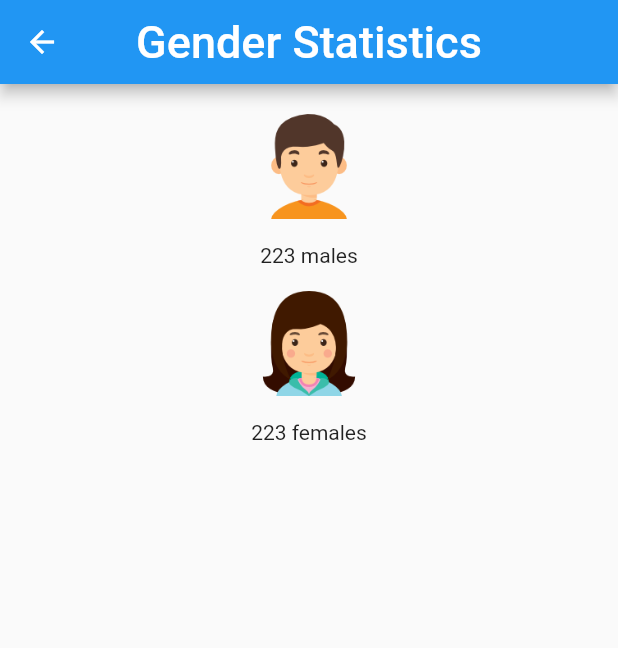
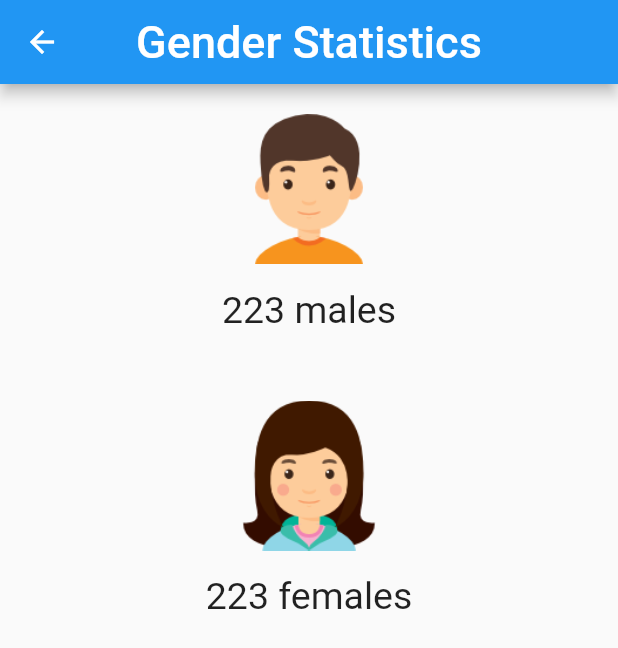
Before and after one commit to pembemiriam/peer-learning-app, a Flutter app: the GenderStats screen opened directly, on a phone screen of 412 x 824 dp. Shown: the top 648 px of the screen. Run offline on Flutter 3.47's test engine with Material 2 defaults, Android fonts, the phone set to English and light mode, and no system bars; our stand-ins replace bottom_navy_bar, charts_flutter, flutter_spinkit; missing offline and left inert: card_selector, loader_search_bar; statements that could not run were skipped.

Commit message:
increase sized of images to fit page

```diff
--- a/lib/screens/gender_stats.dart
+++ b/lib/screens/gender_stats.dart
@@ -11,8 +11,10 @@ class _GenderStatsState extends State<GenderStats> {
     return Scaffold(
         appBar: AppBar(
           centerTitle: true,
-          title: Text('Gender Statistics',
-            style: TextStyle(fontSize: 30),),
+          title: Text(
+            'Gender Statistics',
+            style: TextStyle(fontSize: 30),
+          ),
         ),
         body: Padding(
           padding: const EdgeInsets.all(20.0),
@@ -21,34 +23,34 @@ class _GenderStatsState extends State<GenderStats> {
               children: <Widget>[
                 Image.asset(
                   'assets/boy.png',
-                width: 70.0,
-                height: 70.0,
-              ),
-
-              SizedBox(
-                height: 16.0,
-              ),
-
-              Text('223 males',
-              style: TextStyle(fontSize: 14.0),),
-              SizedBox(
-                height: 16.0,
-              ),
-              Image.asset(
-                'assets/girl.png',
-                width: 70.0,
-                height: 70.0,
+                  width: 100.0,
+                  height: 100.0,
                 ),
                 SizedBox(
                   height: 16.0,
                 ),
-
-              Text('223 females',
-              style: TextStyle(fontSize:14.0),)
+                Text(
+                  '223 males',
+                  style: TextStyle(fontSize: 25.0),
+                ),
+                SizedBox(
+                  height: 46.0,
+                ),
+                Image.asset(
+                  'assets/girl.png',
+                  width: 100.0,
+                  height: 100.0,
+                ),
+                SizedBox(
+                  height: 16.0,
+                ),
+                Text(
+                  '223 females',
+                  style: TextStyle(fontSize: 25.0),
+                )
               ],
             ),
           ),
-      )
-    );
+        ));
   }
 }
```
Lines whose indentation alone changed are shown as unchanged.
